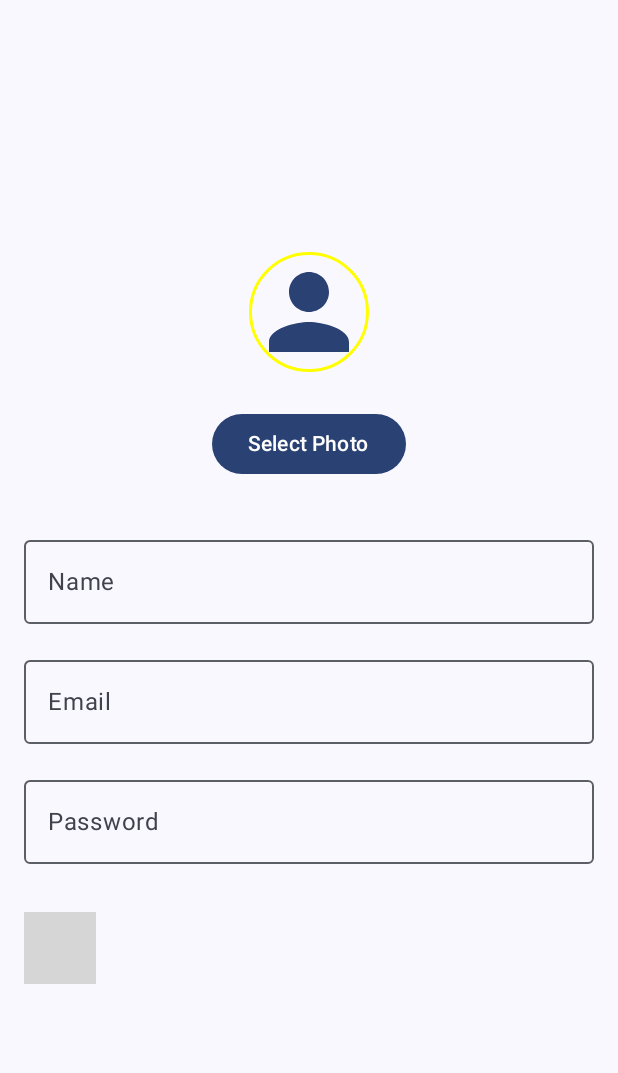
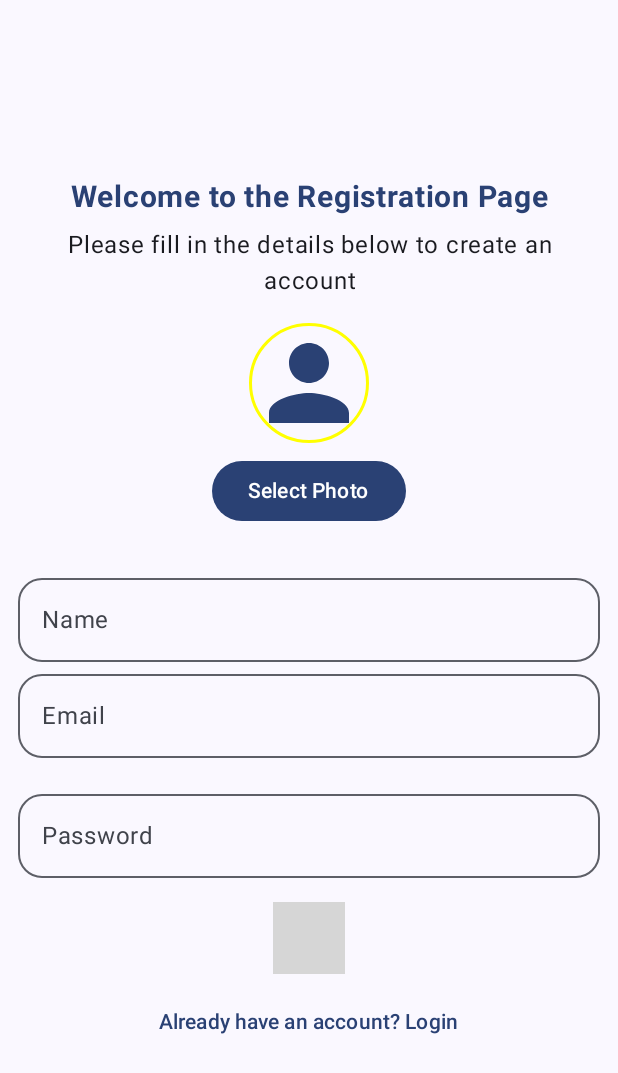
Before and after one commit to fahad0samara/kotlin-firebase-auth, an Android app built with Jetpack Compose: the RegisterScreen screen opened through its navigation route, on a phone screen of 412 x 824 dp. Shown: the top 1073 px of the screen. Run offline under Robolectric (Android 15) with nearby library versions, the phone set to English and light mode, and no system bars; our stand-ins replace Dagger/Hilt's generated code, Firebase (no records; nobody signed in at launch, a user with empty details on screens opened directly); pictures from the network do not load; 2 statements that could not run were skipped; grey boxes are pictures that could not be loaded.

Commit message:
add some imrove

```diff
--- a/app/src/main/java/com/fahad/auth_firebase/ui/screen/compenets/EmailAndPasswordInputs.kt
+++ b/app/src/main/java/com/fahad/auth_firebase/ui/screen/compenets/EmailAndPasswordInputs.kt
@@ -14,12 +14,35 @@ import androidx.compose.ui.unit.dp
 
 @Composable
 fun EmailAndPasswordInputs(
+    showNameField: Boolean,
+    name:String,
+    onNameChange:(String) -> Unit,
     email: String,
     onEmailChange: (String) -> Unit,
     password: String,
     onPasswordChange: (String) -> Unit,
     isError: Boolean
 ) {
+    if (showNameField) {
+
+        OutlinedTextField(
+            keyboardOptions = KeyboardOptions(
+                keyboardType = KeyboardType.Text
+            ),
+            isError = isError,
+            value = name,
+            onValueChange = onNameChange,
+            label = { Text("Name") },
+
+
+            shape = MaterialTheme.shapes.large,
+            modifier = Modifier
+                .fillMaxWidth()
+                .padding(0.dp, 16.dp, 0.dp, 0.dp)
+        )
+    }
+
+
     OutlinedTextField(
         keyboardOptions = KeyboardOptions(
             keyboardType = KeyboardType.Email
@@ -46,4 +69,8 @@ fun EmailAndPasswordInputs(
             .fillMaxWidth()
             .padding(0.dp, 16.dp, 0.dp, 0.dp)
     )
+
+
+
+
 }
--- a/app/src/main/java/com/fahad/auth_firebase/ui/screen/compenets/NavigationButton.kt
+++ b/app/src/main/java/com/fahad/auth_firebase/ui/screen/compenets/NavigationButton.kt
@@ -10,13 +10,16 @@ import androidx.compose.ui.unit.dp
 import androidx.navigation.NavController
 
 @Composable
- fun NavigationButton(navController: NavController) {
+fun NavigationText(
+    text: String,
+    onClick: () -> Unit
+) {
     TextButton(
-        onClick = { navController.navigate("register") },
+        onClick = onClick,
         modifier = Modifier
             .fillMaxWidth()
-            .padding(top = 16.dp)
+            .padding(top = 8.dp)
     ) {
-        Text("Don't have an account? Register here")
+        Text(text)
     }
 }
--- a/app/src/main/java/com/fahad/auth_firebase/ui/screen/register/RegisterScreen.kt
+++ b/app/src/main/java/com/fahad/auth_firebase/ui/screen/register/RegisterScreen.kt
@@ -37,12 +37,18 @@ import androidx.compose.ui.Alignment
 import androidx.compose.ui.Modifier
 import androidx.compose.ui.draw.clip
 import androidx.compose.ui.graphics.Color
+import androidx.compose.ui.text.font.FontWeight
 import androidx.compose.ui.text.input.KeyboardType
 import androidx.compose.ui.text.input.PasswordVisualTransformation
+import androidx.compose.ui.text.style.TextAlign
 import androidx.compose.ui.unit.dp
+import androidx.compose.ui.unit.sp
 import androidx.navigation.NavController
 import coil.compose.rememberAsyncImagePainter
 import com.fahad.auth_firebase.domain.model.Response
+import com.fahad.auth_firebase.ui.screen.compenets.DisplayError
+import com.fahad.auth_firebase.ui.screen.compenets.EmailAndPasswordInputs
+import com.fahad.auth_firebase.ui.screen.compenets.NavigationText
 import com.fahad.auth_firebase.util.Button.LoadingButton
 import com.fahad.auth_firebase.util.image.AsyncImageProfile
 
@@ -57,10 +63,7 @@ fun RegisterScreen(
     var photoUri by rememberSaveable { mutableStateOf<Uri?>(null) }
     val registrationResult by registerViewModel.registrationState.collectAsState()
 
-
-    println(
-        "println $registrationResult"
-    )
+    println("println $registrationResult")
 
     // Get the result of the image picker
     val launcher = rememberLauncherForActivityResult(
@@ -69,13 +72,35 @@ fun RegisterScreen(
         photoUri = uri
     }
 
+    Box(
+        modifier = Modifier
+            .fillMaxSize()
+            .padding(12.dp),
+        contentAlignment = Alignment.Center
+    ) {
         Column(
             modifier = Modifier
-            .fillMaxSize()
-            .padding(16.dp),
-        verticalArrangement = Arrangement.Center,
+                .fillMaxWidth(),
 
+            horizontalAlignment = Alignment.CenterHorizontally
         ) {
+            Text(
+                text = "Welcome to the Registration Page",
+                color = MaterialTheme.colorScheme.primary,
+                fontSize = 20.sp,
+                fontWeight = FontWeight.Bold,
+                textAlign = TextAlign.Center,
+                modifier = Modifier.padding(bottom = 8.dp)
+            )
+
+            Text(
+                text = "Please fill in the details below to create an account",
+                color = MaterialTheme.colorScheme.onBackground,
+                fontSize = 16.sp,
+                textAlign = TextAlign.Center,
+                modifier = Modifier.padding(bottom = 16.dp)
+            )
+
             // Center the image and show an icon if no image is selected
             Box(
                 modifier = Modifier.fillMaxWidth(),
@@ -89,7 +114,10 @@ fun RegisterScreen(
                         imageVector = Icons.Default.Person,
                         contentDescription = "No photo selected",
                         tint = MaterialTheme.colorScheme.primary,
-                    modifier = Modifier.size(80.dp).align(Alignment.Center).border(2.dp, Color.Yellow, CircleShape)
+                        modifier = Modifier
+                            .size(80.dp)
+                            .align(Alignment.Center)
+                            .border(2.dp, Color.Yellow, CircleShape)
                     )
                 }
             }
@@ -98,13 +126,12 @@ fun RegisterScreen(
             Row(
                 modifier = Modifier
                     .fillMaxWidth()
-                .padding(top = 8.dp, bottom = 16.dp),
+                    .padding(bottom = 2.dp),
                 horizontalArrangement = Arrangement.Center
             ) {
                 Button(
                     onClick = { launcher.launch("image/*") },
-
-                modifier = Modifier.padding(16.dp)
+                    modifier = Modifier.padding(8.dp)
                 ) {
                     Text("Select Photo")
                 }
@@ -114,7 +141,7 @@ fun RegisterScreen(
                     Button(
                         onClick = { photoUri = null },
                         modifier = Modifier
-                        .padding(16.dp)
+                            .padding(8.dp)
                             .background(MaterialTheme.colorScheme.secondary, shape = CircleShape)
                     ) {
                         Text("Clear")
@@ -122,62 +149,23 @@ fun RegisterScreen(
                 }
             }
 
-        // Name Input
-        OutlinedTextField(
-            keyboardOptions = KeyboardOptions(
-                keyboardType = KeyboardType.Text
-            ),
+            EmailAndPasswordInputs(
+                name = name,
+                onNameChange = { name = it },
+                email = email,
+                onEmailChange = { email = it },
+                password = password,
+                onPasswordChange = { password = it },
                 isError = registrationResult is Response.Failure,
-            value = name,
-            onValueChange = { name = it },
-            label = { Text("Name") },
-            modifier = Modifier
-                .fillMaxWidth()
-                .padding(0.dp, 0.dp, 0.dp, 16.dp)
-        )
-
-        // Email Input
-        OutlinedTextField(
-            keyboardOptions = KeyboardOptions(
-                keyboardType = KeyboardType.Email
-            ),
-            isError = registrationResult is Response.Failure,
-            value = email,
-            onValueChange = { email = it },
-            label = { Text("Email") },
-            modifier = Modifier
-                .fillMaxWidth()
-                .padding(0.dp, 0.dp, 0.dp, 16.dp)
-        )
-
-        // Password Input
-        OutlinedTextField(
-            keyboardOptions = KeyboardOptions(
-                keyboardType = KeyboardType.Password
-            ),
-            isError = registrationResult is Response.Failure,
-            value = password,
-            onValueChange = { password = it },
-            label = { Text("Password") },
-            visualTransformation = PasswordVisualTransformation(),
-            modifier = Modifier
-                .fillMaxWidth()
-                .padding(0.dp, 0.dp, 0.dp, 16.dp)
+                showNameField = true
             )
 
             // Spacer to create some space between input fields and button
             Spacer(modifier = Modifier.height(16.dp))
 
-        // Display error message if loginResult is a failure
-        if (registrationResult is Response.Failure) {
-            val error = (registrationResult as Response.Failure).exception
-            Log.d("RegisterScreen", "Registration failed: ${error.message}")
-            Text(
-                text = "Registration failed: ${error.message}",
-                color = Color.Red,
-                modifier = Modifier.padding(0.dp, 0.dp, 0.dp, 16.dp)
-            )
-        }
+            // Display error message if registrationResult is a failure
+            DisplayError(registrationResult)
+
             // Register Button
             LoadingButton(
                 text = "Register",
@@ -188,5 +176,12 @@ fun RegisterScreen(
                     registerViewModel.registerUser(email, password, name, photoUri.toString(), navController)
                 }
             )
+            NavigationText(
+                text = "Already have an account? Login",
+                onClick = {
+                    navController.navigate("login")
+                }
+            )
         }
     }
+}
--- a/app/src/main/java/com/fahad/auth_firebase/util/image/AsyncImageProfile.kt
+++ b/app/src/main/java/com/fahad/auth_firebase/util/image/AsyncImageProfile.kt
@@ -37,7 +37,7 @@ fun AsyncImageProfile(photoUrl: String?) {
 
     Box(
         modifier = Modifier
-            .size(200.dp)
+            .size(180.dp)
             .clip(CircleShape)
             .background(MaterialTheme.colorScheme.primary)
             .border(2.dp, Color.White, CircleShape)
```
Also changed, not shown: app/src/main/java/com/fahad/auth_firebase/ui/screen/login/LoginScreen.kt (+42 -36 lines), app/src/main/java/com/fahad/auth_firebase/ui/screen/profile/EditProfileScreen.kt (+1 -9 lines). Lines whose indentation alone changed are shown as unchanged.
